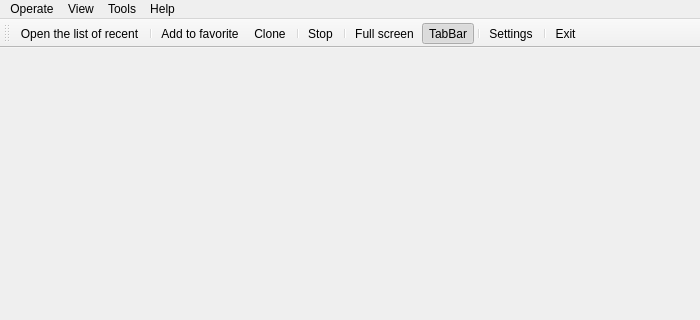
Old version of the form App/Client/mainwindow.ui in the repository KangLin/RabbitRemoteControl; both pictures show x 0 to 700 and y 0 to 320 of the 700 by 600 pixel window.
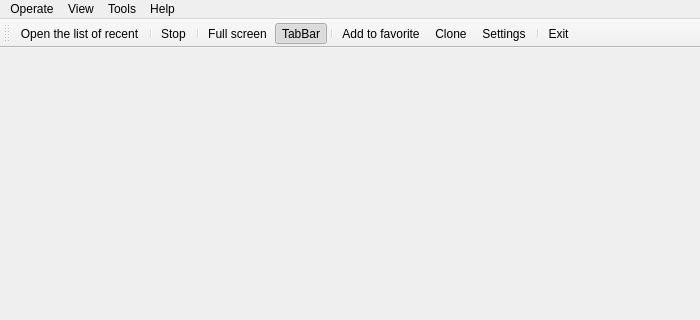
New version of the form. Icons and pictures are not drawn.

Commit message: App: modify tool bar

```diff
--- a/App/Client/mainwindow.ui
+++ b/App/Client/mainwindow.ui
@@ -144,14 +144,13 @@
    </attribute>
    <addaction name="actionOpenListRecent"/>
    <addaction name="separator"/>
-   <addaction name="actionAdd_to_favorite"/>
-   <addaction name="actionClone"/>
-   <addaction name="separator"/>
    <addaction name="actionStop"/>
    <addaction name="separator"/>
    <addaction name="actionFull_screen_F"/>
    <addaction name="actionTabBar_B"/>
    <addaction name="separator"/>
+   <addaction name="actionAdd_to_favorite"/>
+   <addaction name="actionClone"/>
    <addaction name="actionSettings"/>
    <addaction name="separator"/>
    <addaction name="actionExit_E"/>
```
